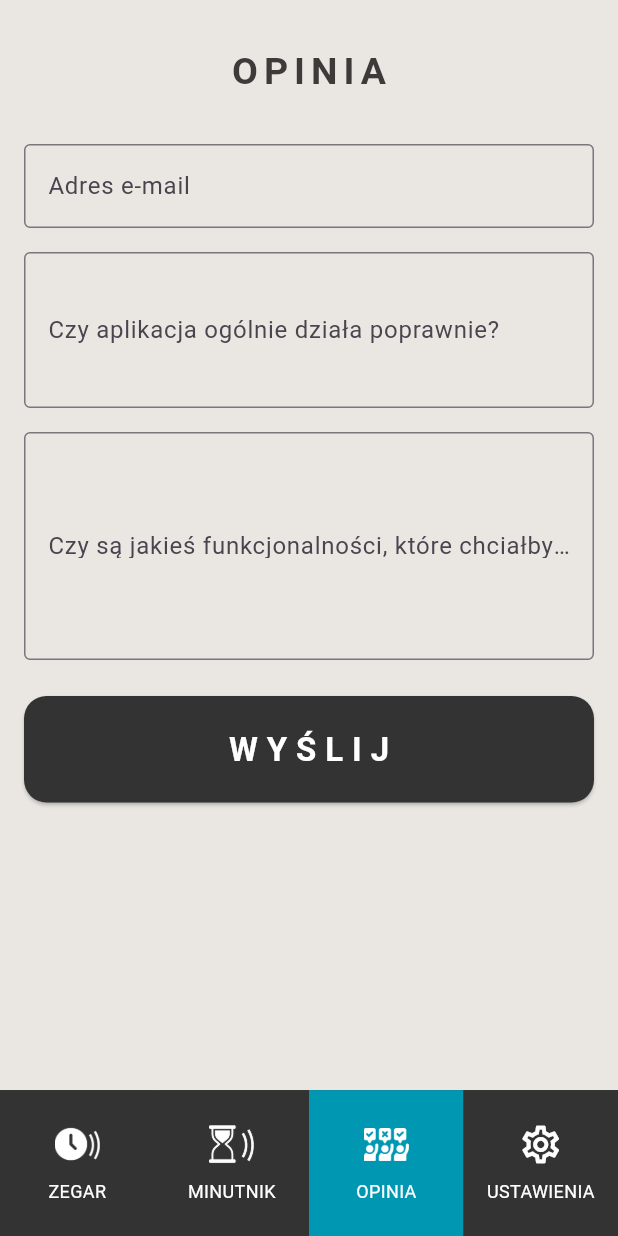
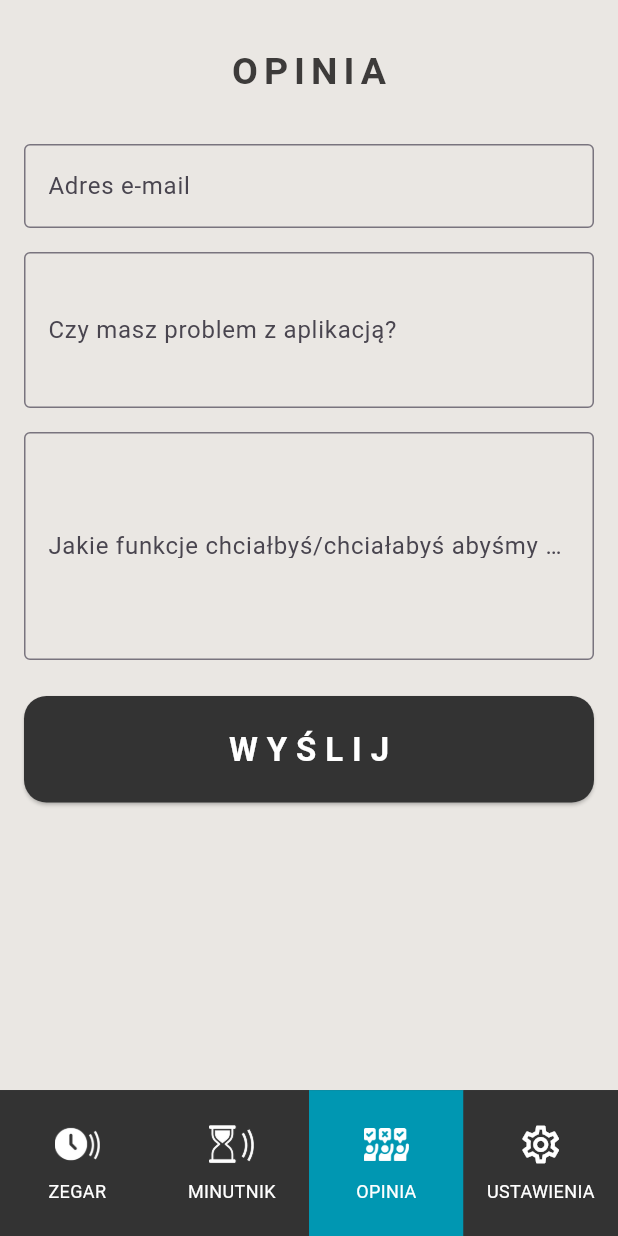
Before and after one commit to tomaszbazan/atloud, a Flutter app: the FeedbackPage screen opened directly, on a phone screen of 412 x 824 dp. Run offline on Flutter 3.47's test engine with Material 3 defaults, Android fonts, the phone set to English and light mode, and no system bars; our stand-ins replace audioplayers, device_info_plus, device_preview, flutter_secure_storage, flutter_tts, package_info_plus and 2 more; missing offline and left inert: flutter_foreground_task, volume_controller, wheel_picker; accounts and stored records are empty; Roboto replaces fonts that are missing (OpenSans); statements that could not run were skipped.

Commit message:
Minor updates

```diff
--- a/lib/feedback/feedback_page.dart
+++ b/lib/feedback/feedback_page.dart
@@ -150,9 +150,9 @@ class _FeedbackPageState extends State<FeedbackPage> {
                   children: [
                     _buildTextField(_emailController, 'Adres e-mail', isEmail: true),
                     const SizedBox(height: 16),
-                    _buildTextField(_appWorksController, 'Czy aplikacja ogólnie działa poprawnie?', maxLines: 3),
+                    _buildTextField(_appWorksController, 'Czy masz problem z aplikacją?', maxLines: 3),
                     const SizedBox(height: 16),
-                    _buildTextField(_featuresController, 'Czy są jakieś funkcjonalności, które chciałbyś mieć w aplikacji na przyszłość?', maxLines: 5),
+                    _buildTextField(_featuresController, 'Jakie funkcje chciałbyś/chciałabyś abyśmy dodali?', maxLines: 5),
                     const SizedBox(height: 24),
                     _isLoading
                         ? const Center(child: CircularProgressIndicator())
--- a/pubspec.yaml
+++ b/pubspec.yaml
@@ -14,7 +14,7 @@ publish_to: 'none' # Remove this line if you wish to publish to pub.dev
 # https://developer.apple.com/library/archive/documentation/General/Reference/InfoPlistKeyReference/Articles/CoreFoundationKeys.html
 # In Windows, build-name is used as the major, minor, and patch parts
 # of the product and file versions while build-number is used as the build suffix.
-version: 1.0.11+11
+version: 1.0.12+12
 
 environment:
   sdk: ^3.7.0
```
